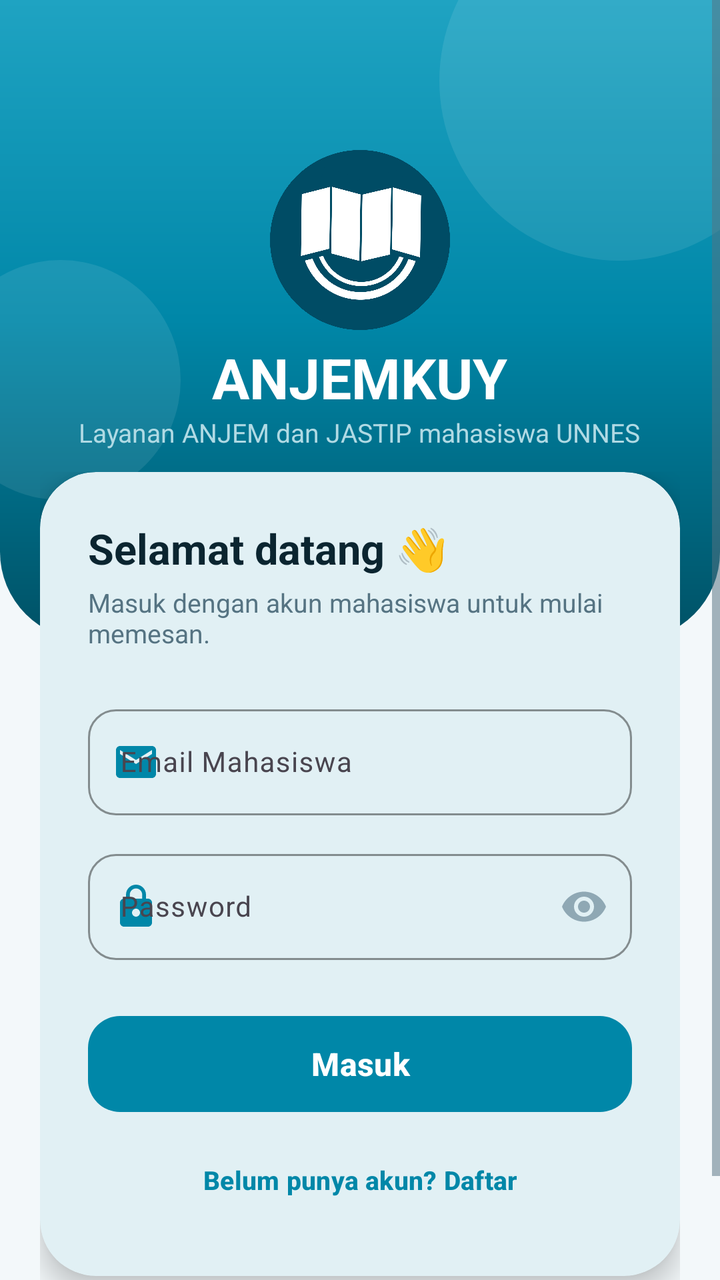
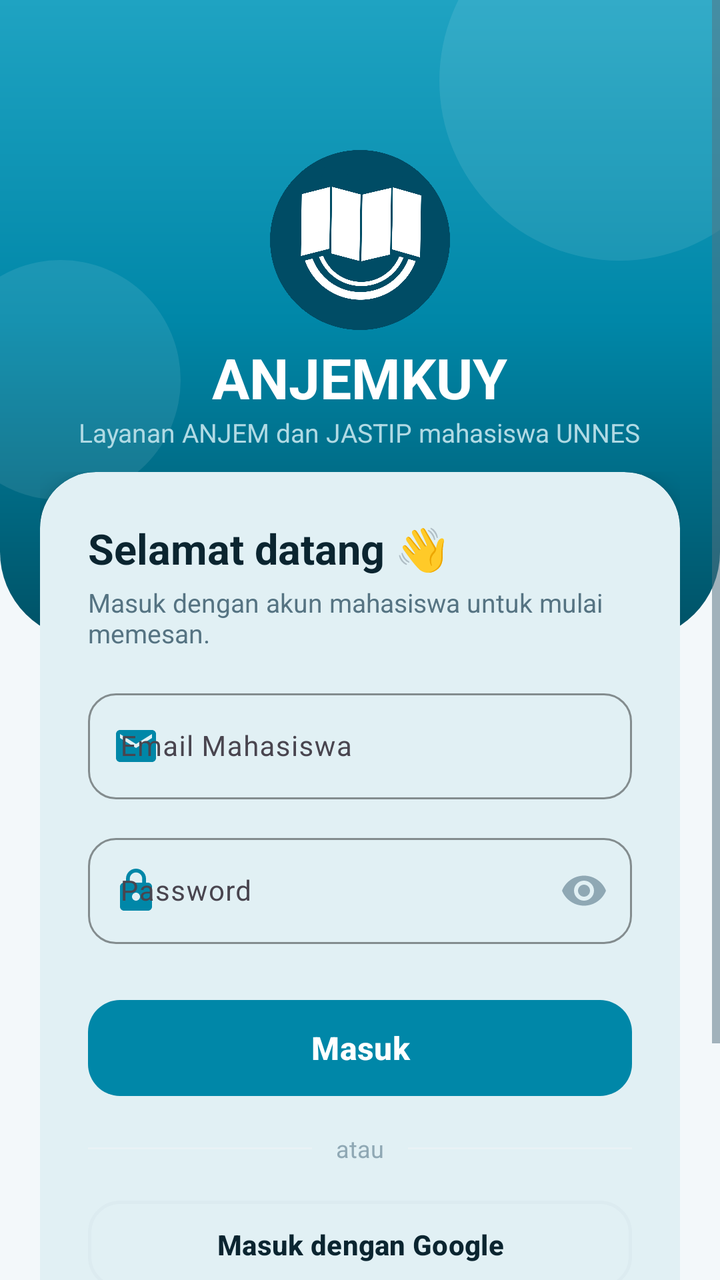

Screens rendered from an Android XML layout before and after an edit, with the pre-edit source and the edit as a unified diff.
<!-- AndroidManifest.xml: application theme Theme.AnjemGOGOGO -->
<!-- res/layout/fragment_login.xml -->
<?xml version="1.0" encoding="utf-8"?>
<ScrollView xmlns:android="http://schemas.android.com/apk/res/android"
    xmlns:app="http://schemas.android.com/apk/res-auto"
    android:layout_width="match_parent"
    android:layout_height="match_parent"
    android:background="@color/bg_app"
    android:fillViewport="true"
    android:overScrollMode="never">

    <FrameLayout
        android:layout_width="match_parent"
        android:layout_height="wrap_content">

        
        <FrameLayout
            android:layout_width="match_parent"
            android:layout_height="320dp"
            android:background="@drawable/bg_hero_gradient">

            
            <View
                android:layout_width="180dp"
                android:layout_height="180dp"
                android:layout_gravity="top|end"
                android:layout_marginTop="-50dp"
                android:layout_marginEnd="-40dp"
                android:background="@drawable/bg_circle_soft" />

            <View
                android:layout_width="120dp"
                android:layout_height="120dp"
                android:layout_gravity="bottom|start"
                android:layout_marginStart="-30dp"
                android:layout_marginBottom="70dp"
                android:background="@drawable/bg_circle_soft" />

            <LinearLayout
                android:layout_width="match_parent"
                android:layout_height="wrap_content"
                android:layout_gravity="top"
                android:layout_marginTop="75dp"
                android:gravity="center_horizontal"
                android:orientation="vertical"
                android:paddingStart="24dp"
                android:paddingEnd="24dp">

                <ImageView
                    android:layout_width="90dp"
                    android:layout_height="90dp"
                    android:contentDescription="Logo Anjem UNNES"
                    android:padding="0dp"
                    android:src="@drawable/logo" />

                <TextView
                    android:layout_width="wrap_content"
                    android:layout_height="wrap_content"
                    android:layout_marginTop="5dp"
                    android:text="ANJEMKUY"
                    android:textColor="@color/white"
                    android:textSize="28sp"
                    android:textStyle="bold" />

                <TextView
                    android:layout_width="wrap_content"
                    android:layout_height="wrap_content"
                    android:layout_marginTop="0dp"
                    android:gravity="center"
                    android:text="Layanan ANJEM dan JASTIP mahasiswa UNNES"
                    android:textColor="@color/palette_light_active"
                    android:textSize="13sp" />
            </LinearLayout>
        </FrameLayout>

        
        <LinearLayout
            android:layout_width="match_parent"
            android:layout_height="wrap_content"
            android:layout_marginTop="236dp"
            android:orientation="vertical"
            android:paddingStart="20dp"
            android:paddingEnd="20dp"
            android:paddingBottom="24dp">

            <com.google.android.material.card.MaterialCardView
                android:layout_width="match_parent"
                android:layout_height="wrap_content"
                app:cardBackgroundColor="@color/white"
                app:cardCornerRadius="28dp"
                app:cardElevation="8dp"
                app:strokeWidth="0dp">

                <LinearLayout
                    android:layout_width="match_parent"
                    android:layout_height="wrap_content"
                    android:orientation="vertical"
                    android:padding="24dp">

                    <TextView
                        android:layout_width="wrap_content"
                        android:layout_height="wrap_content"
                        android:text="Selamat datang 👋"
                        android:textColor="@color/text_primary"
                        android:textSize="21sp"
                        android:textStyle="bold" />

                    <TextView
                        android:layout_width="wrap_content"
                        android:layout_height="wrap_content"
                        android:layout_marginTop="4dp"
                        android:text="Masuk dengan akun mahasiswa untuk mulai memesan."
                        android:textColor="@color/text_secondary"
                        android:textSize="13sp" />

                    <com.google.android.material.textfield.TextInputLayout
                        style="@style/Widget.Material3.TextInputLayout.OutlinedBox"
                        android:layout_width="match_parent"
                        android:layout_height="wrap_content"
                        android:layout_marginTop="24dp"
                        android:hint="Email Mahasiswa"
                        app:boxCornerRadiusBottomEnd="14dp"
                        app:boxCornerRadiusBottomStart="14dp"
                        app:boxCornerRadiusTopEnd="14dp"
                        app:boxCornerRadiusTopStart="14dp"
                        app:boxStrokeColor="@color/palette_normal"
                        app:hintTextColor="@color/palette_normal"
                        app:startIconDrawable="@drawable/ic_mail"
                        app:startIconTint="@color/palette_normal">

                        <com.google.android.material.textfield.TextInputEditText
                            android:id="@+id/etEmail"
                            android:layout_width="match_parent"
                            android:layout_height="wrap_content"
                            android:inputType="textEmailAddress"
                            android:textColor="@color/text_primary"
                            android:textSize="14sp" />
                    </com.google.android.material.textfield.TextInputLayout>

                    <com.google.android.material.textfield.TextInputLayout
                        style="@style/Widget.Material3.TextInputLayout.OutlinedBox"
                        android:layout_width="match_parent"
                        android:layout_height="wrap_content"
                        android:layout_marginTop="14dp"
                        android:hint="Password"
                        app:boxCornerRadiusBottomEnd="14dp"
                        app:boxCornerRadiusBottomStart="14dp"
                        app:boxCornerRadiusTopEnd="14dp"
                        app:boxCornerRadiusTopStart="14dp"
                        app:boxStrokeColor="@color/palette_normal"
                        app:endIconMode="password_toggle"
                        app:endIconTint="@color/text_subtle"
                        app:hintTextColor="@color/palette_normal"
                        app:startIconDrawable="@drawable/ic_lock"
                        app:startIconTint="@color/palette_normal">

                        <com.google.android.material.textfield.TextInputEditText
                            android:id="@+id/etPassword"
                            android:layout_width="match_parent"
                            android:layout_height="wrap_content"
                            android:inputType="textPassword"
                            android:textColor="@color/text_primary"
                            android:textSize="14sp" />
                    </com.google.android.material.textfield.TextInputLayout>

                    <com.google.android.material.button.MaterialButton
                        android:id="@+id/btnLogin"
                        android:layout_width="match_parent"
                        android:layout_height="56dp"
                        android:layout_marginTop="24dp"
                        android:text="@string/btn_login"
                        android:textSize="16sp"
                        android:textStyle="bold"
                        app:backgroundTint="@color/palette_normal"
                        app:cornerRadius="16dp" />

                    <com.google.android.material.button.MaterialButton
                        android:id="@+id/btnToRegister"
                        style="@style/Widget.Material3.Button.TextButton"
                        android:layout_width="match_parent"
                        android:layout_height="wrap_content"
                        android:layout_marginTop="6dp"
                        android:text="Belum punya akun? Daftar"
                        android:textColor="@color/palette_normal"
                        android:textSize="13sp"
                        android:textStyle="bold" />
                </LinearLayout>
            </com.google.android.material.card.MaterialCardView>

            <TextView
                android:layout_width="wrap_content"
                android:layout_height="wrap_content"
                android:layout_gravity="center_horizontal"
                android:layout_marginTop="20dp"
                android:text="🔒 Khusus civitas akademika UNNES"
                android:textColor="@color/text_subtle"
                android:textSize="11sp" />
        </LinearLayout>
    </FrameLayout>
</ScrollView>
<!-- resources referenced by this layout -->
<resources>
  <color name="bg_app">#F3F8FA</color>
  <color name="palette_light_active">#B0DAE4</color>
  <color name="palette_normal">#0087A8</color>
  <color name="text_primary">#0B2530</color>
  <color name="text_secondary">#557382</color>
  <color name="text_subtle">#8FA8B4</color>
  <color name="white">#FFFFFFFF</color>
  <!-- drawable bg_circle_soft (drawable) -->
  <?xml version="1.0" encoding="utf-8"?>
  <shape xmlns:android="http://schemas.android.com/apk/res/android"
      android:shape="oval">
      <solid android:color="#17FFFFFF" />
  </shape>
  <!-- drawable bg_hero_gradient (drawable) -->
  <?xml version="1.0" encoding="utf-8"?>
  <shape xmlns:android="http://schemas.android.com/apk/res/android"
      android:shape="rectangle">
      <gradient
          android:angle="300"
          android:startColor="@color/palette_bright"
          android:centerColor="@color/palette_normal"
          android:endColor="@color/palette_dark_hover" />
      <corners
          android:bottomLeftRadius="44dp"
          android:bottomRightRadius="44dp" />
  </shape>
  <!-- drawable ic_lock (drawable) -->
  <?xml version="1.0" encoding="utf-8"?>
  <vector xmlns:android="http://schemas.android.com/apk/res/android"
      android:width="24dp"
      android:height="24dp"
      android:viewportWidth="24"
      android:viewportHeight="24">
      <path
          android:fillColor="#FF000000"
          android:pathData="M18,8h-1V6c0,-2.76 -2.24,-5 -5,-5S7,3.24 7,6v2H6c-1.1,0 -2,0.9 -2,2v10c0,1.1 0.9,2 2,2h12c1.1,0 2,-0.9 2,-2V10C20,8.9 19.1,8 18,8zM12,17c-1.1,0 -2,-0.9 -2,-2s0.9,-2 2,-2 2,0.9 2,2S13.1,17 12,17zM15.1,8H8.9V6c0,-1.71 1.39,-3.1 3.1,-3.1s3.1,1.39 3.1,3.1V8z" />
  </vector>
  <!-- drawable ic_mail (drawable) -->
  <?xml version="1.0" encoding="utf-8"?>
  <vector xmlns:android="http://schemas.android.com/apk/res/android"
      android:width="24dp"
      android:height="24dp"
      android:viewportWidth="24"
      android:viewportHeight="24">
      <path
          android:fillColor="#FF000000"
          android:pathData="M20,4H4C2.9,4 2,4.9 2,6v12c0,1.1 0.9,2 2,2h16c1.1,0 2,-0.9 2,-2V6C22,4.9 21.1,4 20,4zM20,8l-8,5 -8,-5V6l8,5 8,-5V8z" />
  </vector>
  <!-- drawable logo: png bitmap (drawable, 217240 bytes) -->
  <string name="btn_login">Masuk</string>
  <style name="Theme.AnjemGOGOGO" parent="Base.Theme.AnjemGOGOGO" />
  <color name="palette_bright">#1FA3C2</color>
  <color name="palette_dark_hover">#005165</color>
  <style name="Base.Theme.AnjemGOGOGO" parent="Theme.Material3.Light.NoActionBar">
          <item name="colorPrimary">@color/palette_normal</item>
          <item name="colorOnPrimary">@color/white</item>
          <item name="colorPrimaryContainer">@color/palette_light</item>
          <item name="colorOnPrimaryContainer">@color/palette_dark_active</item>
          <item name="colorSecondary">@color/palette_dark</item>
          <item name="colorOnSecondary">@color/white</item>
          <item name="colorSecondaryContainer">@color/palette_light_hover</item>
          <item name="colorOnSecondaryContainer">@color/palette_dark_active</item>
          <item name="colorTertiary">@color/promo_orange</item>
          <item name="colorSurface">@color/white</item>
          <item name="colorOnSurface">@color/text_primary</item>
          <item name="colorOutline">@color/card_border</item>
          <item name="android:windowBackground">@color/white</item>
          <item name="android:statusBarColor">@android:color/transparent</item>
          <item name="android:navigationBarColor">@android:color/transparent</item>
          <item name="android:textColorPrimary">@color/text_primary</item>
          <item name="android:textColorSecondary">@color/text_secondary</item>
      </style>
  <color name="palette_light">#E6F3F6</color>
  <color name="palette_dark_active">#003D4C</color>
  <color name="palette_dark">#00657E</color>
  <color name="palette_light_hover">#D9EDF2</color>
  <color name="promo_orange">#FF8A1F</color>
  <color name="card_border">#DCEBF0</color>
</resources>

<!-- the commit's change to res/layout/fragment_login.xml (unified diff, before → after) -->
@@ -112,10 +112,34 @@
                         android:textSize="13sp" />
 
                     <com.google.android.material.textfield.TextInputLayout
+                        android:id="@+id/tilName"
                         style="@style/Widget.Material3.TextInputLayout.OutlinedBox"
                         android:layout_width="match_parent"
                         android:layout_height="wrap_content"
-                        android:layout_marginTop="24dp"
+                        android:layout_marginTop="20dp"
+                        android:hint="Nama Lengkap"
+                        android:visibility="gone"
+                        app:boxCornerRadiusBottomEnd="14dp"
+                        app:boxCornerRadiusBottomStart="14dp"
+                        app:boxCornerRadiusTopEnd="14dp"
+                        app:boxCornerRadiusTopStart="14dp"
+                        app:boxStrokeColor="@color/palette_normal"
+                        app:hintTextColor="@color/palette_normal">
+
+                        <com.google.android.material.textfield.TextInputEditText
+                            android:id="@+id/etName"
+                            android:layout_width="match_parent"
+                            android:layout_height="wrap_content"
+                            android:inputType="textPersonName"
+                            android:textColor="@color/text_primary"
+                            android:textSize="14sp" />
+                    </com.google.android.material.textfield.TextInputLayout>
+
+                    <com.google.android.material.textfield.TextInputLayout
+                        style="@style/Widget.Material3.TextInputLayout.OutlinedBox"
+                        android:layout_width="match_parent"
+                        android:layout_height="wrap_content"
+                        android:layout_marginTop="16dp"
                         android:hint="Email Mahasiswa"
                         app:boxCornerRadiusBottomEnd="14dp"
                         app:boxCornerRadiusBottomStart="14dp"
@@ -172,6 +196,49 @@
                         app:backgroundTint="@color/palette_normal"
                         app:cornerRadius="16dp" />
 
+                    <LinearLayout
+                        android:layout_width="match_parent"
+                        android:layout_height="wrap_content"
+                        android:layout_marginTop="14dp"
+                        android:layout_marginBottom="14dp"
+                        android:gravity="center_vertical"
+                        android:orientation="horizontal">
+
+                        <View
+                            android:layout_width="0dp"
+                            android:layout_height="1dp"
+                            android:layout_weight="1"
+                            android:background="@color/divider_line" />
+
+                        <TextView
+                            android:layout_width="wrap_content"
+                            android:layout_height="wrap_content"
+                            android:layout_marginStart="12dp"
+                            android:layout_marginEnd="12dp"
+                            android:text="atau"
+                            android:textColor="@color/text_subtle"
+                            android:textSize="12sp" />
+
+                        <View
+                            android:layout_width="0dp"
+                            android:layout_height="1dp"
+                            android:layout_weight="1"
+                            android:background="@color/divider_line" />
+                    </LinearLayout>
+
+                    <com.google.android.material.button.MaterialButton
+                        android:id="@+id/btnGoogleSignIn"
+                        style="@style/Widget.Material3.Button.OutlinedButton"
+                        android:layout_width="match_parent"
+                        android:layout_height="52dp"
+                        android:text="Masuk dengan Google"
+                        android:textColor="@color/text_primary"
+                        android:textSize="14sp"
+                        android:textStyle="bold"
+                        app:cornerRadius="16dp"
+                        app:strokeColor="@color/card_border"
+                        app:strokeWidth="1.5dp" />
+
                     <com.google.android.material.button.MaterialButton
                         android:id="@+id/btnToRegister"
                         style="@style/Widget.Material3.Button.TextButton"
<!-- resource entries referenced after the edit -->
@@ -78,5 +78,6 @@
   <color name="palette_light_hover">#D9EDF2</color>
   <color name="promo_orange">#FF8A1F</color>
   <color name="card_border">#DCEBF0</color>
+  <color name="divider_line">#E9F2F5</color>
 </resources>
 
